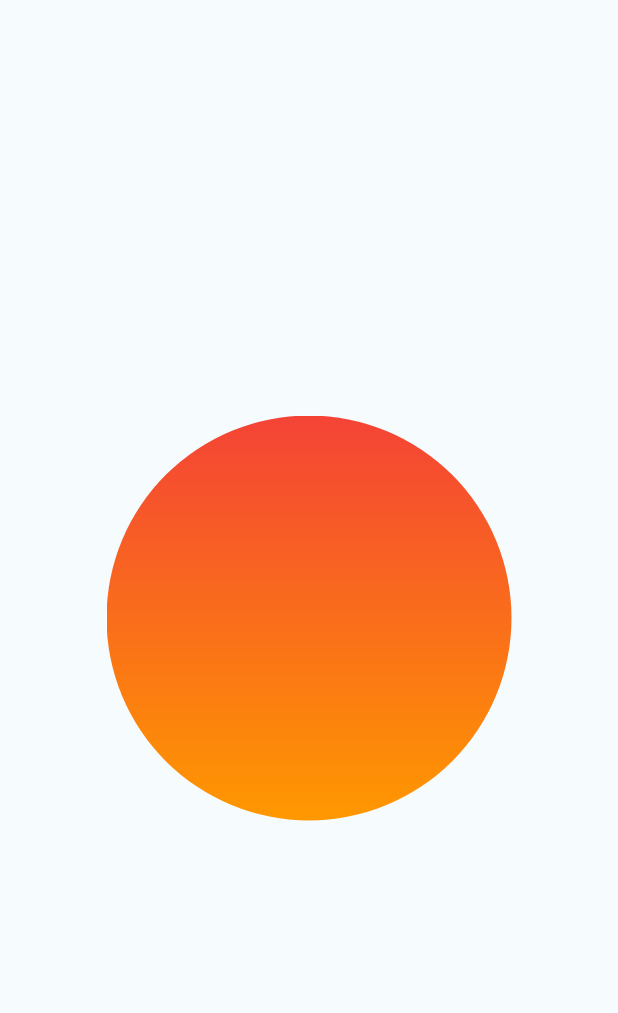
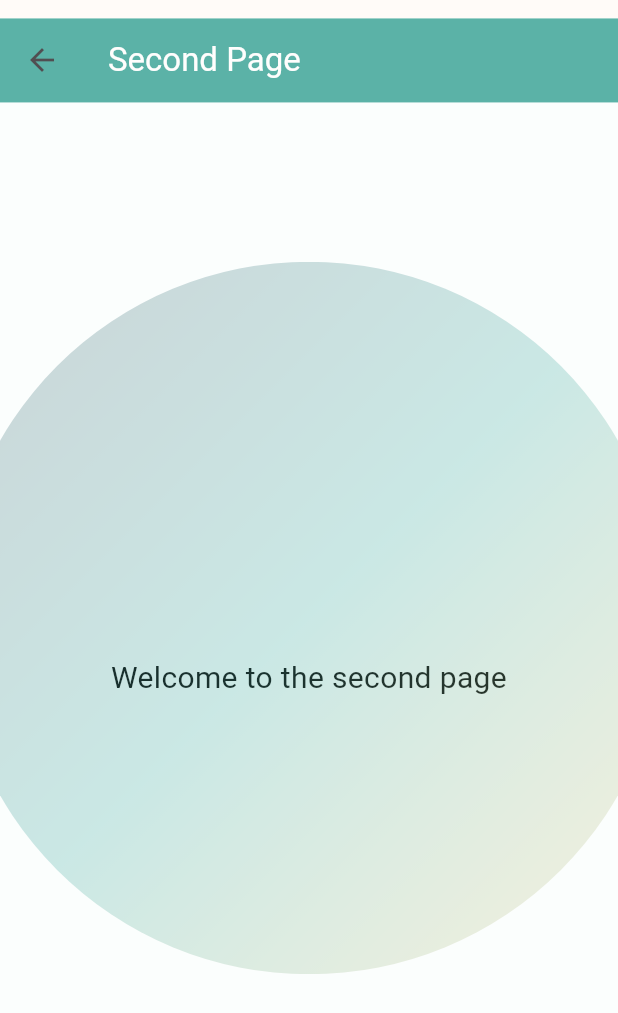
Before and after one commit to MOELSHAFEY/ball_transition, a Flutter app: the screen it shows after launch, after a tap on "Go to Second Page", on a phone screen of 412 x 824 dp. Shown: the top 1013 px of the screen. Run offline on Flutter 3.47's test engine with Material 3 defaults, Android fonts, the phone set to English and light mode, and no system bars.

Commit message:
Initial commit

```diff
--- a/example/lib/main.dart
+++ b/example/lib/main.dart
@@ -12,9 +12,10 @@ class MyApp extends StatelessWidget {
   Widget build(BuildContext context) {
     return MaterialApp(
       debugShowCheckedModeBanner: false,
-      title: "ball transition",
+      title: "Ball Transition",
       theme: ThemeData(
         useMaterial3: true,
+        primarySwatch: Colors.blue,
       ),
       home: const MyHomePage(),
     );
@@ -26,25 +27,34 @@ class MyHomePage extends StatelessWidget {
 
   @override
   Widget build(BuildContext context) {
-    //by moelshafey
     return Scaffold(
       appBar: AppBar(
-        title: const Text('Ball Transition Demo'),
+        title: const Text(
+          'Ball Transition Demo',
+          style: TextStyle(color: Colors.white),
+        ),
+        backgroundColor: const Color(0xFF2A9D8F),
       ),
       body: Center(
         child: ElevatedButton(
+          style: ElevatedButton.styleFrom(
+            padding: const EdgeInsets.symmetric(horizontal: 24, vertical: 16),
+            textStyle: const TextStyle(fontSize: 18),
+          ),
           onPressed: () {
             Navigator.of(context).push(
               createBallTransitionRoute(
                 secondPage: const SecondPage(),
+                linearGradient_begin: Alignment.topLeft,
+                linearGradient_end: Alignment.bottomRight,
                 ballColorGradient: [
-                  Colors.red,
-                  Colors.orange
-                ], // يجب أن تحتوي على لونين على الأقل
-                backgroundColor:
-                    const Color.fromARGB(255, 246, 251, 253), //لون الخلفيه
-                transitionDuration:
-                    const Duration(milliseconds: 1500), // تخصيص زمن التنفيذ
+                  const Color(0xFF264653),
+                  const Color(0xFF2A9D8F),
+                  const Color(0xFFE9C46A),
+                ],
+                backgroundColor: const Color.fromARGB(
+                    255, 255, 251, 248),
+                transitionDuration: const Duration(milliseconds: 1200),
               ),
             );
           },
@@ -62,11 +72,22 @@ class SecondPage extends StatelessWidget {
   Widget build(BuildContext context) {
     return Scaffold(
       appBar: AppBar(
-        title: const Text('Second Page'),
+        title: const Text(
+          'Second Page',
+          style: TextStyle(color: Colors.white),
+        ),
+        backgroundColor: const Color(0xFF2A9D8F),
       ),
       body: const Center(
-        child: Text('Welcome to the second page by moelshafey'),
+        child: Text(
+          'Welcome to the second page',
+          textAlign: TextAlign.center,
+          style:
+              TextStyle(fontSize: 20, color: Color.fromARGB(255, 20, 19, 19)),
+        ),
       ),
+      backgroundColor: const Color.fromARGB(
+          255, 251, 255, 255),
     );
-  } //by moelshafey
+  }
 }
--- a/lib/ball_transition.dart
+++ b/lib/ball_transition.dart
@@ -47,24 +47,28 @@ Route createBallTransitionRoute({
               tween: Tween<double>(begin: 0, end: 0),
               weight: 0.1,
             ),
+            TweenSequenceItem(
+              tween: Tween<double>(begin: 0, end: 0),
+              weight: 0.1,
+            ),
           ]).animate(animation).value;
 
           double sizeFactor = TweenSequence([
             TweenSequenceItem(
               tween: Tween<double>(begin: 50, end: 50),
-              weight: 0.3,
+              weight: 0.4,
             ),
             TweenSequenceItem(
               tween: Tween<double>(begin: 50, end: 200),
-              weight: 0.07,
+              weight: 0.04,
             ),
             TweenSequenceItem(
               tween: Tween<double>(begin: 200, end: 500),
-              weight: 0.08,
+              weight: 0.04,
             ),
             TweenSequenceItem(
               tween: Tween<double>(begin: 500, end: 1000),
-              weight: 0.08,
+              weight: 0.04,
             ),
           ]).animate(animation).value;
 
@@ -99,17 +103,28 @@ Route createBallTransitionRoute({
                   ),
                 ),
               ),
-              SlideTransition(
-                position: Tween<Offset>(
-                  begin: const Offset(0, 1.0), // Start from bottom
-                  end: Offset.zero,
+              FadeTransition(
+                opacity: Tween(
+                  begin: 0.0,
+                  end: 1.0,
                 ).animate(
                   CurvedAnimation(
                     parent: animation,
-                    curve: const Interval(0.9, 1.0, curve: Curves.easeOut),
+                    curve: const Interval(0.8, 1.0, curve: Curves.easeOut),
                   ),
                 ),
-                child: child!,
+                child: SlideTransition(
+                  position: Tween<Offset>(
+                    begin: const Offset(0, 1),
+                    end: Offset.zero,
+                  ).animate(
+                    CurvedAnimation(
+                      parent: animation,
+                      curve: const Interval(0.1, 1.0, curve: Curves.easeOut),
+                    ),
+                  ),
+                  child: child!,
+                ),
               ),
             ],
           );
```
Also changed, not shown: dem.gif (added), 2 other files.
